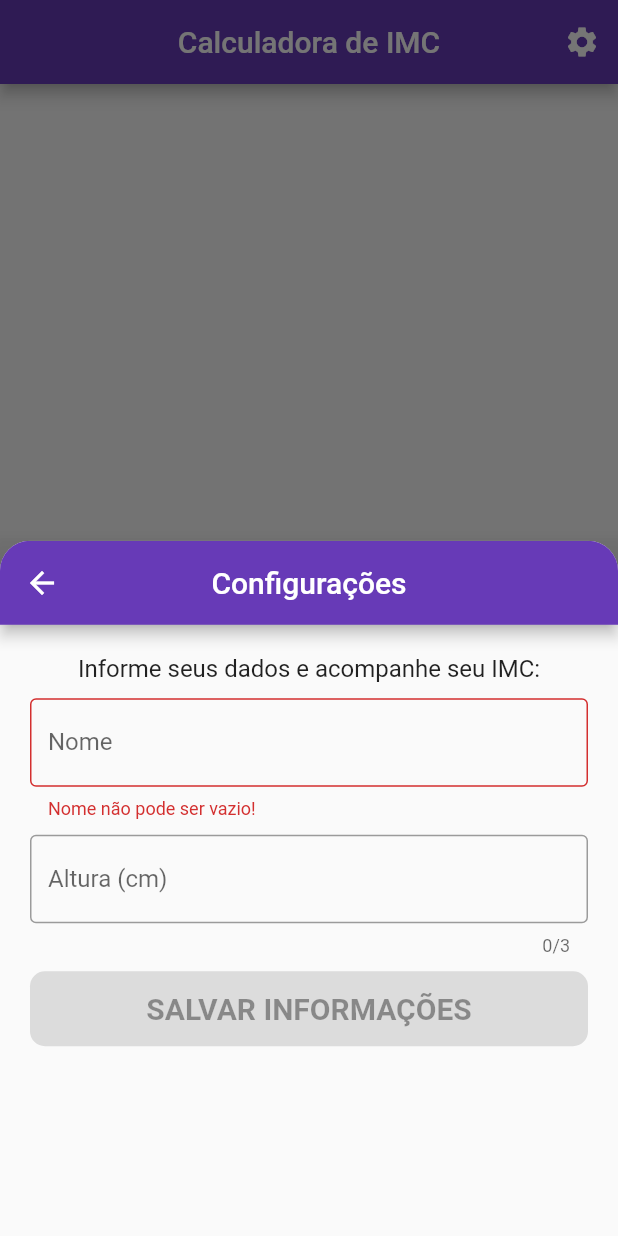
After one commit to nathanael540/imc-com-flutter-dio, a Flutter app: the screen it shows after launch, after a tap on the "settings" icon, on a phone screen of 412 x 824 dp. The commit adds this screen. Run offline on Flutter 3.47's test engine with Material 2 defaults, Android fonts, the phone set to English and light mode, and no system bars; our stand-ins replace hive_flutter, shared_preferences; accounts and stored records are empty.

Commit message:
Pesistencia com Hive

```diff
--- a/lib/main.dart
+++ b/lib/main.dart
@@ -1,6 +1,16 @@
 import 'package:flutter/material.dart';
 import 'package:imc_flutter/src/app.dart';
+import 'package:imc_flutter/src/services/config_service.dart';
+import 'package:imc_flutter/src/services/imc_service.dart';
 
-void main() {
+void main() async {
+  WidgetsFlutterBinding.ensureInitialized();
+
+  // Singleton de Nome e Altura
+  await ConfigService.instance.startService();
+
+  // Singleton de Lista de IMCs salvos
+  await ImcService.instance.startService();
+
   runApp(const AppCore());
 }
--- a/lib/src/app.dart
+++ b/lib/src/app.dart
@@ -6,7 +6,9 @@ class AppCore extends StatelessWidget {
 
   @override
   Widget build(BuildContext context) {
-    return MaterialApp(
+    return GestureDetector(
+      onTap: () => FocusManager.instance.primaryFocus?.unfocus(),
+      child: MaterialApp(
         title: 'Calculadora de IMC',
         debugShowCheckedModeBanner: false,
         theme: ThemeData(
@@ -31,6 +33,7 @@ class AppCore extends StatelessWidget {
           ),
         ),
         home: const HomePage(),
+      ),
     );
   }
 }
--- /dev/null
+++ b/lib/src/classes/config.dart
@@ -0,0 +1,30 @@
+import 'dart:convert';
+
+class ConfigInfo {
+  String nome;
+  double altura;
+
+  ConfigInfo({
+    required this.nome,
+    required this.altura,
+  }) : assert(nome.isNotEmpty && altura > 0);
+
+  Map<String, dynamic> toMap() {
+    return <String, dynamic>{
+      'nome': nome,
+      'altura': altura,
+    };
+  }
+
+  factory ConfigInfo.fromMap(Map<String, dynamic> map) {
+    return ConfigInfo(
+      nome: map['nome'] as String,
+      altura: map['altura'] as double,
+    );
+  }
+
+  String toJson() => json.encode(toMap());
+
+  factory ConfigInfo.fromJson(String source) =>
+      ConfigInfo.fromMap(json.decode(source) as Map<String, dynamic>);
+}
--- a/lib/src/classes/imc.dart
+++ b/lib/src/classes/imc.dart
@@ -1,15 +1,19 @@
-import 'dart:convert';
+import 'package:intl/intl.dart';
 
 class IMC {
   final double peso;
   final double altura;
+  final DateTime data;
 
   IMC({
     required this.peso,
     required this.altura,
+    required this.data,
   }) : assert(peso > 0 && altura > 0);
 
   String get imc => value.toStringAsFixed(2);
+
+  String get dataDeCadastro => DateFormat('dd/MM/yyyy').format(data);
 
   double get value {
     return peso / (altura * altura);
@@ -34,23 +38,4 @@ class IMC {
       return 'Obesidade Grau III (mórbida)';
     }
   }
-
-  Map<String, dynamic> toMap() {
-    return <String, dynamic>{
-      'peso': peso,
-      'altura': altura,
-    };
-  }
-
-  factory IMC.fromMap(Map<String, dynamic> map) {
-    return IMC(
-      peso: map['peso'] as double,
-      altura: map['altura'] as double,
-    );
-  }
-
-  String toJson() => json.encode(toMap());
-
-  factory IMC.fromJson(String source) =>
-      IMC.fromMap(json.decode(source) as Map<String, dynamic>);
 }
--- /dev/null
+++ b/lib/src/classes/imc_hive_adapter.dart
@@ -0,0 +1,23 @@
+import 'package:hive_flutter/hive_flutter.dart';
+import 'package:imc_flutter/src/classes/imc.dart';
+
+class IMCHiveAdapter extends TypeAdapter<IMC> {
+  @override
+  int get typeId => 54;
+
+  @override
+  IMC read(BinaryReader reader) {
+    return IMC(
+      altura: reader.read(),
+      peso: reader.read(),
+      data: reader.read(),
+    );
+  }
+
+  @override
+  void write(BinaryWriter writer, IMC obj) {
+    writer.write(obj.altura);
+    writer.write(obj.peso);
+    writer.write(obj.data);
+  }
+}
--- /dev/null
+++ b/lib/src/services/config_service.dart
@@ -0,0 +1,45 @@
+import 'package:imc_flutter/src/classes/config.dart';
+import 'package:shared_preferences/shared_preferences.dart';
+
+class ConfigService {
+  SharedPreferences? _prefs;
+  ConfigInfo? _config;
+
+  static final ConfigService instance = ConfigService._();
+
+  ConfigService._();
+
+  ConfigInfo? get config => _config;
+
+  Future<void> startService() async {
+    _prefs ??= await SharedPreferences.getInstance();
+
+    await getConfig();
+  }
+
+  Future<bool> setConfig(ConfigInfo config) async {
+    try {
+      await _prefs!.setString('config', config.toJson());
+      _config = config;
+      return true;
+    } catch (e) {
+      return false;
+    }
+  }
+
+  Future<ConfigInfo?> getConfig() async {
+    if (_config != null) {
+      return _config;
+    }
+
+    final config = _prefs!.getString('config');
+
+    if (config == null) {
+      return null;
+    }
+
+    _config = ConfigInfo.fromJson(config);
+
+    return _config;
+  }
+}
--- a/lib/src/services/imc_service.dart
+++ b/lib/src/services/imc_service.dart
@@ -1,55 +1,27 @@
+import 'package:hive_flutter/hive_flutter.dart';
 import 'package:imc_flutter/src/classes/imc.dart';
-import 'package:shared_preferences/shared_preferences.dart';
+import 'package:imc_flutter/src/classes/imc_hive_adapter.dart';
 
 class ImcService {
-  SharedPreferences? _prefs;
+  Box<IMC>? _box;
 
-  Future<void> _checkOrInitPrefs() async {
-    _prefs ??= await SharedPreferences.getInstance();
+  static final ImcService instance = ImcService._();
+
+  ImcService._();
+
+  Future<void> startService() async {
+    await Hive.initFlutter();
+
+    Hive.registerAdapter(IMCHiveAdapter());
+
+    _box = await Hive.openBox<IMC>('imcs');
   }
 
-  Future<bool> saveIMC(IMC imc) async {
-    await _checkOrInitPrefs();
-
-    final keys = _prefs!.getKeys();
-
-    try {
-      await _prefs!.setString('imc${keys.length}', imc.toJson());
-      return true;
-    } catch (e) {
-      return false;
-    }
+  Future<void> saveIMC(IMC imc) async {
+    await _box?.add(imc);
   }
 
   Future<List<IMC>> getIMCs() async {
-    await _checkOrInitPrefs();
-
-    final imcs = <IMC>[];
-
-    final keys = _prefs!.getKeys().toList()..sort();
-
-    for (final key in keys) {
-      final imcString = _prefs!.getString(key);
-      if (imcString != null) {
-        imcs.add(
-          IMC.fromJson(imcString),
-        );
-      }
-    }
-
-    await Future.delayed(const Duration(seconds: 2));
-
-    return imcs;
-  }
-
-  Future<bool> clearIMCs() async {
-    await _checkOrInitPrefs();
-
-    try {
-      await _prefs!.clear();
-      return true;
-    } catch (e) {
-      return false;
-    }
+    return _box?.values.toList() ?? [];
   }
 }
--- /dev/null
+++ b/lib/src/views/components/imc_tile_widget.dart
@@ -0,0 +1,44 @@
+import 'package:flutter/material.dart';
+import 'package:imc_flutter/src/classes/imc.dart';
+
+class ImcTile extends StatelessWidget {
+  final IMC imc;
+
+  const ImcTile({
+    super.key,
+    required this.imc,
+  });
+
+  @override
+  Widget build(BuildContext context) {
+    return ListTile(
+      leading: imc.value > 16 && imc.value < 30
+          ? const CircleAvatar(
+              backgroundColor: Colors.green,
+              child: Icon(Icons.check, color: Colors.white),
+            )
+          : const CircleAvatar(
+              backgroundColor: Colors.red,
+              child: Icon(Icons.close, color: Colors.white),
+            ),
+      title: Text(
+        "${imc.description} (${imc.value.toStringAsFixed(2)})",
+      ),
+      subtitle: Text(
+        "Peso: ${imc.peso} kg | Altura: ${(imc.altura * 100).toStringAsFixed(0)} cm",
+      ),
+      trailing: Container(
+        padding: const EdgeInsets.symmetric(horizontal: 10, vertical: 5),
+        decoration: BoxDecoration(
+          borderRadius: BorderRadius.circular(5),
+          border: Border.all(color: Colors.deepPurple),
+          color: Colors.deepPurple.withOpacity(0.1),
+        ),
+        child: Text(
+          imc.dataDeCadastro,
+          style: const TextStyle(color: Colors.deepPurple, fontSize: 12),
+        ),
+      ),
+    );
+  }
+}
--- /dev/null
+++ b/lib/src/views/components/infos_sheet.dart
@@ -0,0 +1,151 @@
+import 'package:flutter/material.dart';
+import 'package:flutter/services.dart';
+import 'package:imc_flutter/src/classes/config.dart';
+import 'package:imc_flutter/src/services/config_service.dart';
+
+class InfosSheet extends StatefulWidget {
+  const InfosSheet({super.key});
+
+  @override
+  State<InfosSheet> createState() => _InfosSheetState();
+}
+
+class _InfosSheetState extends State<InfosSheet> {
+  final _nomeController = TextEditingController();
+  final _alturaController = TextEditingController();
+
+  @override
+  void initState() {
+    super.initState();
+
+    WidgetsBinding.instance.addPostFrameCallback((_) async {
+      final config = await ConfigService.instance.getConfig();
+
+      if (config != null) {
+        _nomeController.text = config.nome;
+        _alturaController.text = (config.altura * 100).toStringAsFixed(0);
+      }
+    });
+  }
+
+  @override
+  Widget build(BuildContext context) {
+    return Container(
+      clipBehavior: Clip.antiAlias,
+      decoration: const BoxDecoration(
+        borderRadius: BorderRadius.only(
+          topLeft: Radius.circular(20),
+          topRight: Radius.circular(20),
+        ),
+      ),
+      child: Scaffold(
+        appBar: AppBar(
+          title: const Text('Configurações'),
+        ),
+        body: ListView(
+          padding: const EdgeInsets.all(20),
+          children: [
+            Text(
+              "Informe seus dados e acompanhe seu IMC:",
+              textAlign: TextAlign.center,
+              style: Theme.of(context).textTheme.titleMedium,
+            ),
+            const SizedBox(height: 10),
+            TextField(
+              controller: _nomeController,
+              onChanged: (value) => setState(() {}),
+              decoration: InputDecoration(
+                labelText: 'Nome',
+                border: const OutlineInputBorder(),
+                errorText: _nomeController.text.isEmpty
+                    ? "Nome não pode ser vazio!"
+                    : null,
+              ),
+            ),
+            const SizedBox(height: 10),
+            TextField(
+              controller: _alturaController,
+              onChanged: (value) => setState(() {}),
+              maxLength: 3,
+              decoration: InputDecoration(
+                labelText: 'Altura (cm)',
+                border: const OutlineInputBorder(),
+                errorText: _validarEmpty(_alturaController, "Altura inválida!"),
+              ),
+              inputFormatters: [
+                FilteringTextInputFormatter.digitsOnly,
+              ],
+              keyboardType: TextInputType.number,
+            ),
+            const SizedBox(height: 10),
+            ElevatedButton(
+              onPressed: _nomeController.text.isNotEmpty &&
+                      _alturaController.text.isNotEmpty
+                  ? _saveInfos
+                  : null,
+              child: const Text('SALVAR INFORMAÇÕES'),
+            ),
+          ],
+        ),
+      ),
+    );
+  }
+
+  String? _validarEmpty(
+    TextEditingController controller,
+    String mensagemErro,
+  ) {
+    String text = controller.text;
+    text = text.replaceAll(",", ".");
+
+    if (text.isNotEmpty && (double.tryParse(text) == null)) {
+      return mensagemErro;
+    }
+
+    if (text.isNotEmpty && double.tryParse(text)! == 0) {
+      return "O valor deve ser maior que zero!";
+    }
+
+    return null;
+  }
+
+  void _saveInfos() async {
+    String nome = _nomeController.text;
+    int altura = int.tryParse(_alturaController.text) ?? 0;
+
+    if (altura == 0 || nome.isEmpty) {
+      ScaffoldMessenger.of(context).showSnackBar(
+        SnackBar(
+          content: Text(nome.isEmpty
+              ? 'O nome não pode ser vazio!'
+              : 'A altura deve ser maior que zero!'),
+          backgroundColor: Colors.red,
+        ),
+      );
+      return;
+    }
+
+    try {
+      ConfigInfo config = ConfigInfo(nome: nome, altura: altura / 100);
+
+      await ConfigService.instance.setConfig(config);
+
+      if (!mounted) return;
+      ScaffoldMessenger.of(context).showSnackBar(
+        SnackBar(
+          content: Text('${config.nome} seus dados foram salvos com sucesso!'),
+          backgroundColor: Colors.green,
+        ),
+      );
+
+      Navigator.of(context).pop();
+    } catch (e) {
+      ScaffoldMessenger.of(context).showSnackBar(
+        const SnackBar(
+          content: Text('Erro ao salvar informações!'),
+          backgroundColor: Colors.red,
+        ),
+      );
+    }
+  }
+}
--- a/lib/src/views/pages/home_page.dart
+++ b/lib/src/views/pages/home_page.dart
@@ -1,33 +1,41 @@
 import 'package:flutter/material.dart';
+import 'package:imc_flutter/src/classes/config.dart';
 import 'package:imc_flutter/src/classes/imc.dart';
+import 'package:imc_flutter/src/services/config_service.dart';
 import 'package:imc_flutter/src/services/imc_service.dart';
-import 'package:imc_flutter/src/views/pages/add_page.dart';
+import 'package:imc_flutter/src/views/components/add_sheet.dart';
+import 'package:imc_flutter/src/views/components/imc_tile_widget.dart';
+import 'package:imc_flutter/src/views/components/infos_sheet.dart';
 
-class HomePage extends StatelessWidget {
+class HomePage extends StatefulWidget {
   const HomePage({super.key});
+
+  @override
+  State<HomePage> createState() => _HomePageState();
+}
+
+class _HomePageState extends State<HomePage> {
+  ConfigInfo? get config => ConfigService.instance.config;
 
   @override
   Widget build(BuildContext context) {
     return Scaffold(
       appBar: AppBar(
         title: const Text('Calculadora de IMC'),
+        actions: [
+          IconButton(
+            onPressed: _configsBottomSheet,
+            icon: const Icon(Icons.settings),
           ),
-      floatingActionButton: FloatingActionButton(
-        onPressed: () async {
-          await showModalBottomSheet(
-            context: context,
-            backgroundColor: Colors.transparent,
-            elevation: 10,
-            builder: (context) => const AddPage(),
-          );
-
-          // ignore: use_build_context_synchronously
-          Navigator.of(context).pushReplacement(
-            MaterialPageRoute(
-              builder: (context) => const HomePage(),
+        ],
       ),
-          );
-        },
+      floatingActionButton: config == null
+          ? FloatingActionButton(
+              onPressed: _configsBottomSheet,
+              child: const Icon(Icons.settings),
+            )
+          : FloatingActionButton(
+              onPressed: _addNewImcBottomSheet,
               child: const Icon(Icons.add),
             ),
       body: RefreshIndicator(
@@ -41,8 +49,27 @@ class HomePage extends StatelessWidget {
             ),
           );
         },
-        child: FutureBuilder(
-          future: ImcService().getIMCs(),
+        child: config == null
+            ? Column(
+                crossAxisAlignment: CrossAxisAlignment.center,
+                mainAxisAlignment: MainAxisAlignment.center,
+                children: [
+                  Text(
+                    'SEM CONFIGURAÇÕES!',
+                    textAlign: TextAlign.center,
+                    style: Theme.of(context).textTheme.titleLarge,
+                  ),
+                  const SizedBox(height: 10),
+                  const Center(
+                    child: Text(
+                      'Configure seu perfil antes de salvar seus IMCs!',
+                      textAlign: TextAlign.center,
+                    ),
+                  )
+                ],
+              )
+            : FutureBuilder(
+                future: ImcService.instance.getIMCs(),
                 builder: (context, AsyncSnapshot<List<IMC>> snapshot) {
                   if (!snapshot.hasData) {
                     return const Center(
@@ -62,27 +89,7 @@ class HomePage extends StatelessWidget {
                     itemBuilder: (context, index) {
                       final imc = imcs[index];
 
-                return ListTile(
-                  leading: imc.value > 16 && imc.value < 30
-                      ? const CircleAvatar(
-                          backgroundColor: Colors.green,
-                          child: Icon(Icons.check, color: Colors.white),
-                        )
-                      : const CircleAvatar(
-                          backgroundColor: Colors.red,
-                          child: Icon(Icons.close, color: Colors.white),
-                        ),
-                  subtitle: Text(
-                    "Peso: ${imc.peso} kg x Altura: ${(imc.altura * 100).toStringAsFixed(0)} cm",
-                  ),
-                  title: Text(
-                    imc.description,
-                  ),
-                  trailing: Text(
-                    imc.value.toStringAsFixed(2),
-                    style: Theme.of(context).textTheme.titleSmall,
-                  ),
-                );
+                      return ImcTile(imc: imc);
                     },
                   );
                 },
@@ -90,4 +97,31 @@ class HomePage extends StatelessWidget {
       ),
     );
   }
+
+  void _addNewImcBottomSheet() async {
+    await showModalBottomSheet(
+      context: context,
+      backgroundColor: Colors.transparent,
+      elevation: 10,
+      builder: (context) => const AddImcSheet(),
+    );
+
+    // ignore: use_build_context_synchronously
+    Navigator.of(context).pushReplacement(
+      MaterialPageRoute(
+        builder: (context) => const HomePage(),
+      ),
+    );
   }
+
+  void _configsBottomSheet() async {
+    await showModalBottomSheet(
+      context: context,
+      backgroundColor: Colors.transparent,
+      elevation: 10,
+      builder: (context) => const InfosSheet(),
+    );
+
+    setState(() {});
+  }
+}
--- a/pubspec.yaml
+++ b/pubspec.yaml
@@ -33,8 +33,11 @@ dependencies:
 
   # The following adds the Cupertino Icons font to your application.
   # Use with the CupertinoIcons class for iOS style icons.
+  intl: ^0.18.1
   cupertino_icons: ^1.0.2
   shared_preferences: ^2.2.1
+  hive: ^2.2.3
+  hive_flutter: ^1.1.0
 
 dev_dependencies:
   flutter_test:
```
Also changed, not shown: lib/src/views/components/add_sheet.dart (renamed from lib/src/views/pages/add_page.dart, +24 -26 lines), print-3.png (added), print-4.png (added), print-5.png (added), print-6.png (added), pubspec.lock, 3 other files. Lines whose indentation alone changed are shown as unchanged.
